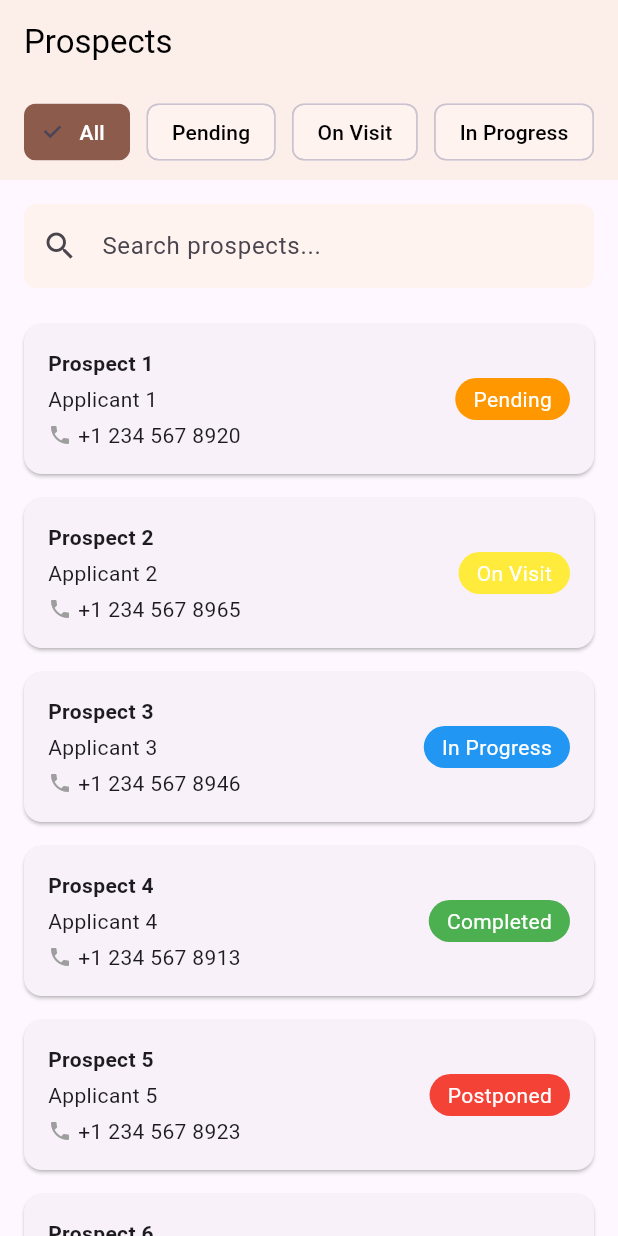
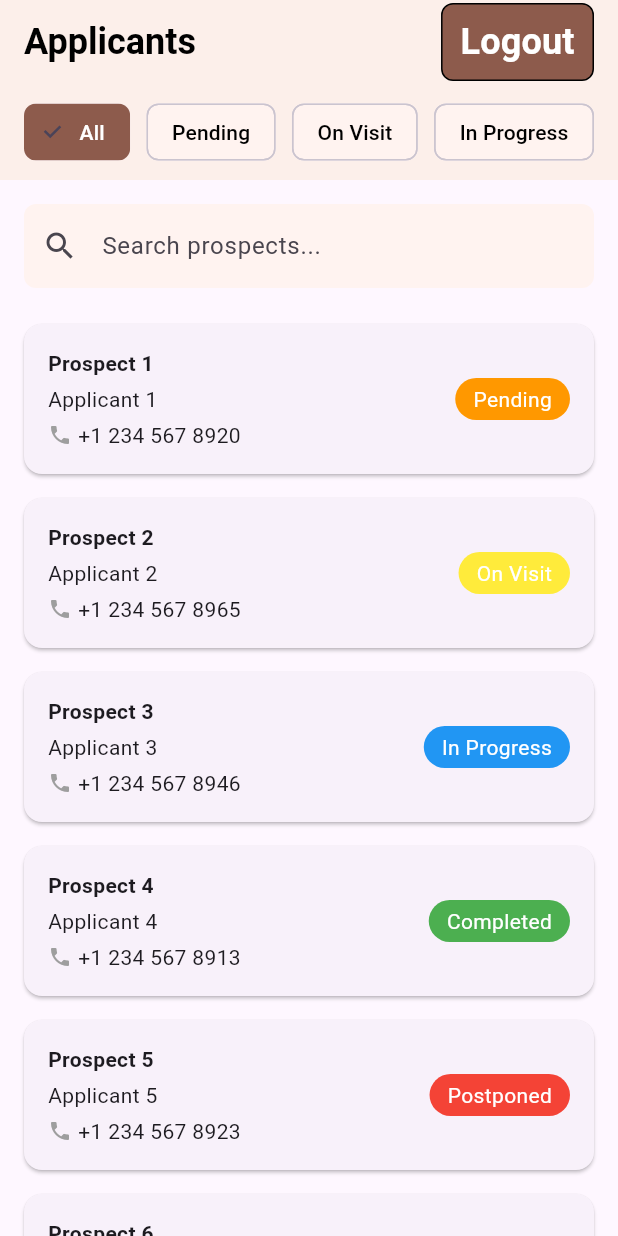
Before and after one commit to lakshmanachimata/fverify_app, a Flutter app: the ProspectsView screen opened directly, on a phone screen of 412 x 824 dp. Run offline on Flutter 3.47's test engine with Material 3 defaults, Android fonts, the phone set to English and light mode, and no system bars.

```diff
--- a/lib/screens/prospects.dart
+++ b/lib/screens/prospects.dart
@@ -1,5 +1,6 @@
 import 'package:cak_verify/models/prospectmodel.dart';
 import 'package:cak_verify/screens/prospect.dart';
+import 'package:cak_verify/screens/signin.dart';
 import 'package:cak_verify/viewmodel/prospectsvm.dart';
 import 'package:flutter/material.dart';
 import 'package:provider/provider.dart';
@@ -17,7 +18,43 @@ class ProspectsView extends StatelessWidget {
         appBar: AppBar(
           backgroundColor: Color(0xFFFCEFEA),
           elevation: 0,
-          title: Text('Prospects', style: TextStyle(color: Colors.black)),
+          title: Text(
+            'Applicants',
+            style: TextStyle(
+              color: Colors.black,
+              fontSize: 24,
+              fontWeight: FontWeight.bold,
+            ),
+          ),
+          actions: [
+            Container(
+              margin: EdgeInsets.only(right: 16.0), // Add right margin
+              decoration: BoxDecoration(
+                color: Color(0xFF8D5B4C),
+                border: Border.all(color: Colors.black), // Add border
+                borderRadius: BorderRadius.circular(
+                  8.0,
+                ), // Optional: Rounded corners
+              ),
+              child: TextButton(
+                onPressed: () {
+                  Navigator.pushReplacement(
+                    context,
+                    MaterialPageRoute(builder: (context) => SignInView()),
+                  );
+                  // Add your logout logic here
+                },
+                child: Text(
+                  'Logout',
+                  style: TextStyle(
+                    color: Colors.white,
+                    fontSize: 24,
+                    fontWeight: FontWeight.bold,
+                  ),
+                ),
+              ),
+            ),
+          ],
         ),
         body: Consumer<ProspectsViewModel>(
           builder: (context, viewModel, child) {
```
